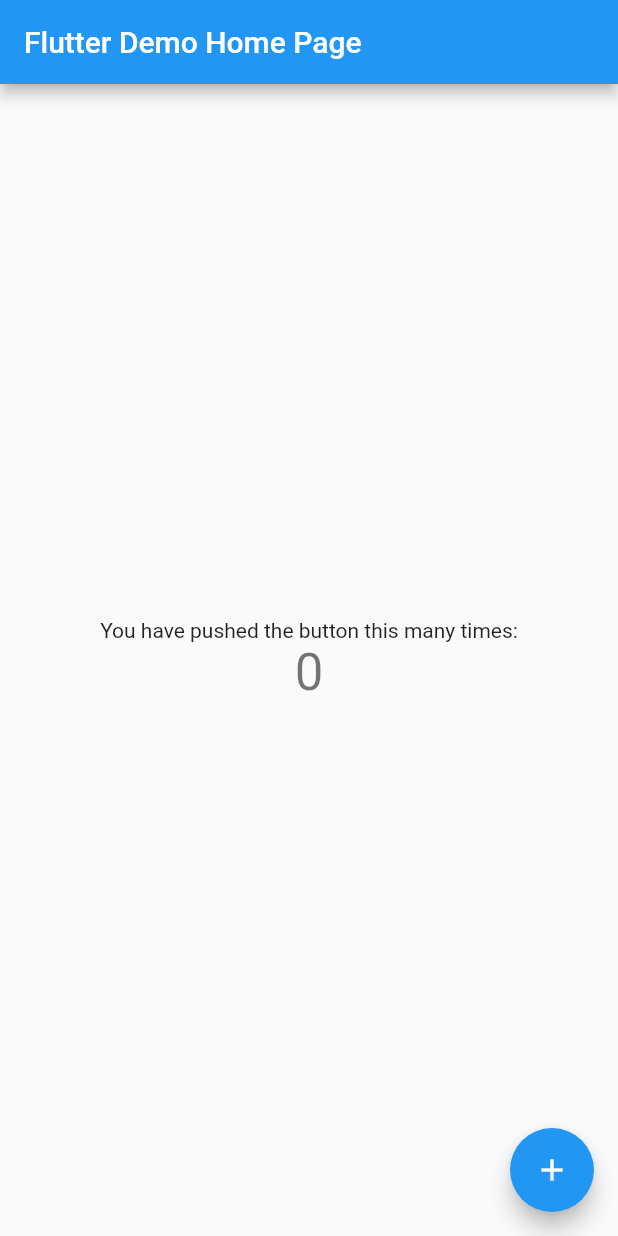
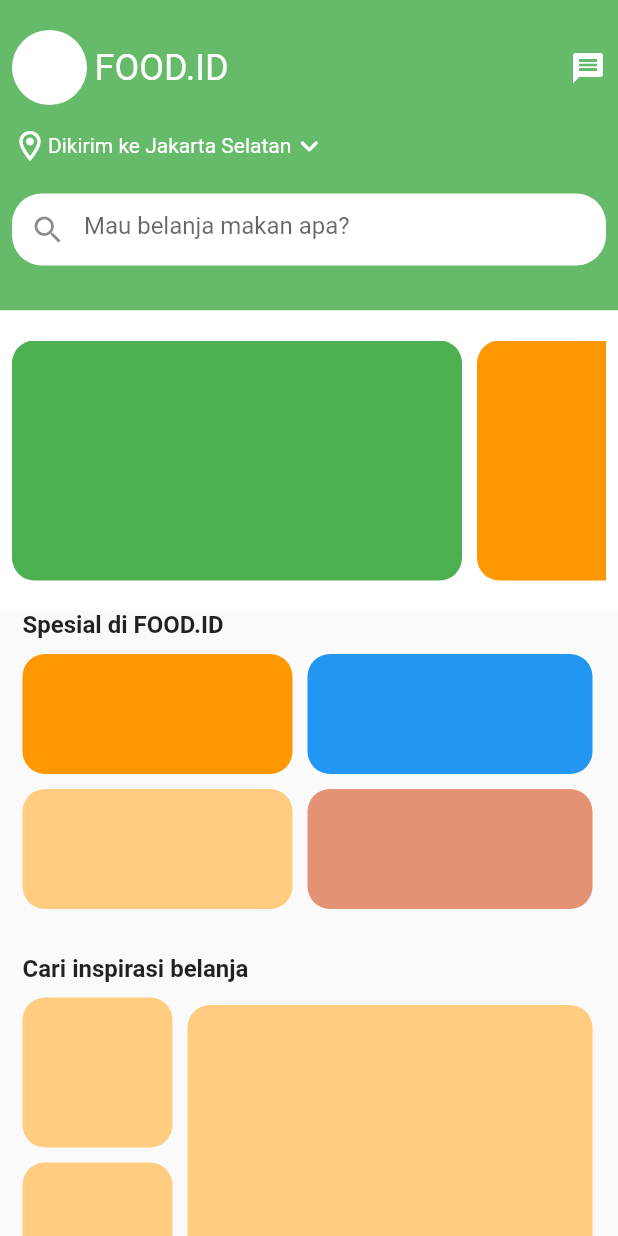
Before and after one commit to FebrianRifki/online_test, a Flutter app: the screen it shows after launch, on a phone screen of 412 x 824 dp. Run offline on Flutter 3.47's test engine with Material 2 defaults, Android fonts, the phone set to English and light mode, and no system bars; network calls fail.

Commit message:
add http package, get product api, display product

```diff
--- /dev/null
+++ b/lib/home_page.dart
@@ -0,0 +1,353 @@
+import 'package:flutter/material.dart';
+import 'http/get_product.dart';
+
+class HomePage extends StatefulWidget {
+  const HomePage({Key? key}) : super(key: key);
+
+  @override
+  State<HomePage> createState() => _HomePageState();
+}
+
+class _HomePageState extends State<HomePage> {
+  List<Product> products = [];
+
+  @override
+  void initState() {
+    Product.fetchProduct().then((value) => {
+          if (value.isNotEmpty)
+            {
+              for (var i = 0; i < value.length; i++) {products.add(value[i])}
+            }
+        });
+
+    super.initState();
+  }
+
+  @override
+  Widget build(BuildContext context) {
+    return Scaffold(
+      body: ListView(
+        children: [
+          _buildHeader(),
+          _buildSlider(),
+          _buildVoucer(),
+          _buildRecomendation()
+        ],
+      ),
+    );
+  }
+
+  _buildHeader() {
+    return Container(
+        decoration: BoxDecoration(color: Colors.green.shade400),
+        child: Padding(
+          padding: const EdgeInsets.only(top: 20.0, bottom: 30.0),
+          child: Padding(
+            padding: const EdgeInsets.only(left: 8.0, right: 8.0),
+            child: Column(
+              crossAxisAlignment: CrossAxisAlignment.start,
+              children: [
+                Row(
+                  children: [
+                    Container(
+                      height: 50,
+                      width: 50,
+                      decoration: BoxDecoration(
+                          color: Colors.white, shape: BoxShape.circle),
+                    ),
+                    SizedBox(
+                      width: 5,
+                    ),
+                    Text(
+                      'FOOD.ID',
+                      style: TextStyle(
+                          fontSize: 24,
+                          fontWeight: FontWeight.w400,
+                          color: Colors.white),
+                    ),
+                    Spacer(),
+                    Icon(
+                      Icons.message,
+                      color: Colors.white,
+                    )
+                  ],
+                ),
+                SizedBox(
+                  height: 15,
+                ),
+                Row(
+                  children: [
+                    Icon(
+                      Icons.location_on_outlined,
+                      color: Colors.white,
+                    ),
+                    Text(
+                      'Dikirim ke Jakarta Selatan',
+                      style: TextStyle(color: Colors.white),
+                    ),
+                    Icon(
+                      Icons.keyboard_arrow_down_rounded,
+                      color: Colors.white,
+                    )
+                  ],
+                ),
+                const SizedBox(
+                  height: 20,
+                ),
+                Container(
+                  decoration: BoxDecoration(
+                      color: Colors.white,
+                      borderRadius: BorderRadius.circular(20)),
+                  child: TextField(
+                    decoration: InputDecoration(
+                        hintText: 'Mau belanja makan apa?',
+                        prefixIcon: Icon(Icons.search),
+                        border: InputBorder.none),
+                  ),
+                ),
+              ],
+            ),
+          ),
+        ));
+  }
+
+  _buildSlider() {
+    return FutureBuilder(
+        future: Product.fetchProduct(),
+        builder: (BuildContext context, AsyncSnapshot<dynamic> snapshot) {
+          return Container(
+            padding: EdgeInsets.only(top: 20, bottom: 20),
+            color: Colors.white,
+            height: 200,
+            child: Padding(
+              padding: const EdgeInsets.only(left: 8.0, right: 8.0),
+              child: ListView(
+                scrollDirection: Axis.horizontal,
+                children: [
+                  Container(
+                    width: 300,
+                    decoration: BoxDecoration(
+                      borderRadius: BorderRadius.circular(15),
+                      color: Colors.green,
+                    ),
+                  ),
+                  SizedBox(
+                    width: 10,
+                  ),
+                  products.isNotEmpty
+                      ? Container(
+                          // height: 150,
+                          // width: 300,
+                          child: ClipRRect(
+                            borderRadius: BorderRadius.circular(10),
+                            child: Image.network(products[3].media!),
+                          ),
+                        )
+                      : Container(
+                          width: 300,
+                          decoration: BoxDecoration(
+                            borderRadius: BorderRadius.circular(15),
+                            color: Colors.orange,
+                          ),
+                        ),
+                  SizedBox(
+                    width: 10,
+                  ),
+                  Container(
+                    width: 300,
+                    decoration: BoxDecoration(
+                      borderRadius: BorderRadius.circular(15),
+                      color: Colors.blue,
+                    ),
+                  ),
+                ],
+              ),
+            ),
+          );
+        });
+  }
+
+  _buildVoucer() {
+    return Padding(
+      padding: const EdgeInsets.only(left: 15.0, right: 15.0, bottom: 30),
+      child: FutureBuilder(
+          future: Product.fetchProduct(),
+          builder: (BuildContext context, AsyncSnapshot<dynamic> snapshot) {
+            return Column(
+              crossAxisAlignment: CrossAxisAlignment.start,
+              children: [
+                Text(
+                  'Spesial di FOOD.ID',
+                  style: TextStyle(fontSize: 16, fontWeight: FontWeight.bold),
+                ),
+                SizedBox(
+                  height: 10,
+                ),
+                Row(
+                  children: [
+                    products.isNotEmpty
+                        ? Container(
+                            width: 180,
+                            height: 80,
+                            child: ClipRRect(
+                                borderRadius: BorderRadius.circular(10),
+                                child: Image.network(
+                                  products[4].media!,
+                                  fit: BoxFit.fill,
+                                )),
+                          )
+                        : Container(
+                            width: 180,
+                            height: 80,
+                            decoration: BoxDecoration(
+                              borderRadius: BorderRadius.circular(15),
+                              color: Colors.orange,
+                            )),
+                    SizedBox(
+                      width: 10,
+                    ),
+                    Container(
+                      width: 190,
+                      height: 80,
+                      decoration: BoxDecoration(
+                        borderRadius: BorderRadius.circular(15),
+                        color: Colors.blue,
+                      ),
+                    )
+                  ],
+                ),
+                SizedBox(
+                  height: 10,
+                ),
+                Row(
+                  children: [
+                    Container(
+                      width: 180,
+                      height: 80,
+                      decoration: BoxDecoration(
+                        borderRadius: BorderRadius.circular(15),
+                        color: Colors.orange.shade200,
+                      ),
+                    ),
+                    SizedBox(
+                      width: 10,
+                    ),
+                    Container(
+                      width: 190,
+                      height: 80,
+                      decoration: BoxDecoration(
+                        borderRadius: BorderRadius.circular(15),
+                        color: Color.fromARGB(255, 228, 146, 116),
+                      ),
+                    )
+                  ],
+                )
+              ],
+            );
+          }),
+    );
+  }
+
+  _buildRecomendation() {
+    return Padding(
+      padding: const EdgeInsets.only(left: 15.0, right: 15, bottom: 20),
+      child: Column(
+        crossAxisAlignment: CrossAxisAlignment.start,
+        children: [
+          Text(
+            'Cari inspirasi belanja',
+            style: TextStyle(fontSize: 16, fontWeight: FontWeight.bold),
+          ),
+          SizedBox(
+            height: 10,
+          ),
+          FutureBuilder(
+            future: Product.fetchProduct(),
+            builder: (BuildContext context, AsyncSnapshot<dynamic> snapshot) {
+              return Row(
+                children: [
+                  Column(
+                    children: [
+                      products.isNotEmpty
+                          ? Container(
+                              width: 100,
+                              height: 100,
+                              decoration: BoxDecoration(
+                                borderRadius: BorderRadius.circular(15),
+                                color: Colors.orange.shade200,
+                              ),
+                              child: ClipRRect(
+                                  borderRadius: BorderRadius.circular(10),
+                                  child: Image.network(
+                                    products[0].media!,
+                                    fit: BoxFit.fill,
+                                  )),
+                            )
+                          : Container(
+                              width: 100,
+                              height: 100,
+                              decoration: BoxDecoration(
+                                borderRadius: BorderRadius.circular(15),
+                                color: Colors.orange.shade200,
+                              ),
+                            ),
+                      SizedBox(
+                        height: 10,
+                      ),
+                      products.isNotEmpty
+                          ? Container(
+                              width: 100,
+                              height: 100,
+                              child: ClipRRect(
+                                borderRadius: BorderRadius.circular(10),
+                                child: Image.network(
+                                  products[1].media!,
+                                  fit: BoxFit.fill,
+                                ),
+                              ))
+                          : Container(
+                              width: 100,
+                              height: 100,
+                              decoration: BoxDecoration(
+                                borderRadius: BorderRadius.circular(15),
+                                color: Colors.orange.shade200,
+                              ),
+                            ),
+                    ],
+                  ),
+                  SizedBox(
+                    width: 10,
+                  ),
+                  products.isNotEmpty
+                      ? Container(
+                          width: 270,
+                          height: 200,
+                          decoration: BoxDecoration(
+                            borderRadius: BorderRadius.circular(15),
+                            color: Colors.orange.shade200,
+                          ),
+                          child: ClipRRect(
+                            borderRadius: BorderRadius.circular(10),
+                            child: Image.network(
+                              products[2].media!,
+                              fit: BoxFit.fill,
+                            ),
+                          ),
+                        )
+                      : Container(
+                          width: 270,
+                          height: 200,
+                          decoration: BoxDecoration(
+                            borderRadius: BorderRadius.circular(15),
+                            color: Colors.orange.shade200,
+                          ),
+                        ),
+                ],
+              );
+            },
+          ),
+        ],
+      ),
+    );
+  }
+}
--- /dev/null
+++ b/lib/http/get_product.dart
@@ -0,0 +1,86 @@
+import 'dart:convert';
+import 'package:http/http.dart' as http;
+
+class Product {
+  int? id;
+  String? name;
+  String? pageUrl;
+  String? originalPageUrl;
+  String? media;
+  bool? isActive;
+  int? orders;
+  int? bannerVariantId;
+  Map<String, dynamic>? variant;
+  int? createdBy;
+  int? updatedBy;
+  String? createdAt;
+  String? updatedAt;
+
+  Product(
+      {this.id,
+      this.name,
+      this.pageUrl,
+      this.originalPageUrl,
+      this.media,
+      this.isActive,
+      this.orders,
+      this.bannerVariantId,
+      this.variant,
+      this.createdBy,
+      this.updatedBy,
+      this.createdAt,
+      this.updatedAt});
+
+  factory Product.getProduct(Map<String, dynamic> products) {
+    return Product(
+      id: products['id'],
+      name: products['name'],
+      pageUrl: products['page_url'],
+      originalPageUrl: products['original_page_url'],
+      media: products['media'],
+      isActive: products['is_active'],
+      orders: products['orders'],
+      bannerVariantId: products['banner_variant_id'],
+      variant: products['variant'],
+      createdBy: products['created_by'],
+      updatedBy: products['updated_by'],
+      createdAt: products['created_at'],
+      updatedAt: products['updated_at'],
+    );
+  }
+
+  static Future<List<Product>> fetchProduct() async {
+    var apiUrl = Uri.http('food.mockable.io', 'v1/banner');
+
+    var result = await http.get(apiUrl);
+
+    var jsonObject = jsonDecode(result.body);
+
+    List<dynamic> listProduct = (jsonObject as Map<String, dynamic>)['data'];
+
+    List<Product> products = [];
+    for (var i = 0; i < listProduct.length; i++) {
+      products.add(Product.getProduct(listProduct[i]));
+    }
+    return products;
+  }
+  // "id": 71,
+  //           "name": "Small Banner 1",
+  //           "page_url": "https://food.id/o/Barunmart/ringti-orijineol-remon-bogsunga-3O5biUJLQf",
+  //           "original_page_url": "https://food.id/o/Barunmart/ringti-orijineol-remon-bogsunga-3O5biUJLQf",
+  //           "media": "https://fdid.imgix.net/prod/1646913182122-SXBG5.jpg",
+  //           "is_active": true,
+  //           "orders": 0,
+  //           "banner_variant_id": 3,
+  //           "variant": {
+  //               "id": 3,
+  //               "name": "Small",
+  //               "slug": "small",
+  //               "created_at": "2021-10-18T04:19:51+07:00",
+  //               "updated_at": "2021-10-18T04:19:51+07:00"
+  //           },
+  //           "created_by": 36284,
+  //           "updated_by": 36284,
+  //           "created_at": "2022-01-13T20:19:50+07:00",
+  //           "updated_at": "2022-03-10T19:25:37+07:00"
+}
--- a/lib/main.dart
+++ b/lib/main.dart
@@ -1,4 +1,5 @@
 import 'package:flutter/material.dart';
+import 'package:test_app/home_page.dart';
 
 void main() {
   runApp(const MyApp());
@@ -13,103 +14,9 @@ class MyApp extends StatelessWidget {
     return MaterialApp(
       title: 'Flutter Demo',
       theme: ThemeData(
-        // This is the theme of your application.
-        //
-        // Try running your application with "flutter run". You'll see the
-        // application has a blue toolbar. Then, without quitting the app, try
-        // changing the primarySwatch below to Colors.green and then invoke
-        // "hot reload" (press "r" in the console where you ran "flutter run",
-        // or simply save your changes to "hot reload" in a Flutter IDE).
-        // Notice that the counter didn't reset back to zero; the application
-        // is not restarted.
-        primarySwatch: Colors.blue,
+        primarySwatch: Colors.green,
       ),
-      home: const MyHomePage(title: 'Flutter Demo Home Page'),
+      home: const HomePage(),
     );
   }
 }
-
-class MyHomePage extends StatefulWidget {
-  const MyHomePage({Key? key, required this.title}) : super(key: key);
-
-  // This widget is the home page of your application. It is stateful, meaning
-  // that it has a State object (defined below) that contains fields that affect
-  // how it looks.
-
-  // This class is the configuration for the state. It holds the values (in this
-  // case the title) provided by the parent (in this case the App widget) and
-  // used by the build method of the State. Fields in a Widget subclass are
-  // always marked "final".
-
-  final String title;
-
-  @override
-  State<MyHomePage> createState() => _MyHomePageState();
-}
-
-class _MyHomePageState extends State<MyHomePage> {
-  int _counter = 0;
-
-  void _incrementCounter() {
-    setState(() {
-      // This call to setState tells the Flutter framework that something has
-      // changed in this State, which causes it to rerun the build method below
-      // so that the display can reflect the updated values. If we changed
-      // _counter without calling setState(), then the build method would not be
-      // called again, and so nothing would appear to happen.
-      _counter++;
-    });
-  }
-
-  @override
-  Widget build(BuildContext context) {
-    // This method is rerun every time setState is called, for instance as done
-    // by the _incrementCounter method above.
-    //
-    // The Flutter framework has been optimized to make rerunning build methods
-    // fast, so that you can just rebuild anything that needs updating rather
-    // than having to individually change instances of widgets.
-    return Scaffold(
-      appBar: AppBar(
-        // Here we take the value from the MyHomePage object that was created by
-        // the App.build method, and use it to set our appbar title.
-        title: Text(widget.title),
-      ),
-      body: Center(
-        // Center is a layout widget. It takes a single child and positions it
-        // in the middle of the parent.
-        child: Column(
-          // Column is also a layout widget. It takes a list of children and
-          // arranges them vertically. By default, it sizes itself to fit its
-          // children horizontally, and tries to be as tall as its parent.
-          //
-          // Invoke "debug painting" (press "p" in the console, choose the
-          // "Toggle Debug Paint" action from the Flutter Inspector in Android
-          // Studio, or the "Toggle Debug Paint" command in Visual Studio Code)
-          // to see the wireframe for each widget.
-          //
-          // Column has various properties to control how it sizes itself and
-          // how it positions its children. Here we use mainAxisAlignment to
-          // center the children vertically; the main axis here is the vertical
-          // axis because Columns are vertical (the cross axis would be
-          // horizontal).
-          mainAxisAlignment: MainAxisAlignment.center,
-          children: <Widget>[
-            const Text(
-              'You have pushed the button this many times:',
-            ),
-            Text(
-              '$_counter',
-              style: Theme.of(context).textTheme.headline4,
-            ),
-          ],
-        ),
-      ),
-      floatingActionButton: FloatingActionButton(
-        onPressed: _incrementCounter,
-        tooltip: 'Increment',
-        child: const Icon(Icons.add),
-      ), // This trailing comma makes auto-formatting nicer for build methods.
-    );
-  }
-}
--- a/pubspec.yaml
+++ b/pubspec.yaml
@@ -34,6 +34,7 @@ dependencies:
   # The following adds the Cupertino Icons font to your application.
   # Use with the CupertinoIcons class for iOS style icons.
   cupertino_icons: ^1.0.2
+  http: ^0.13.4
 
 dev_dependencies:
   flutter_test:
```
Also changed, not shown: pubspec.lock.
